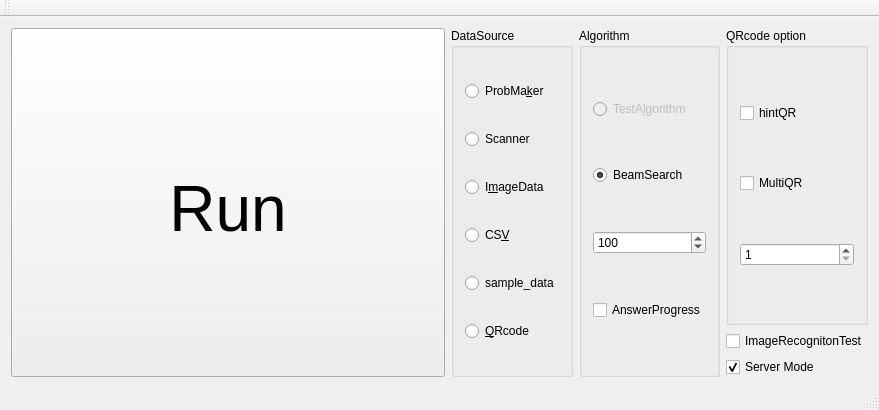
The window that Kunugida/kunugida.ui (tnct-spc/procon2017-comp) describes before a commit, drawn with Qt 5.
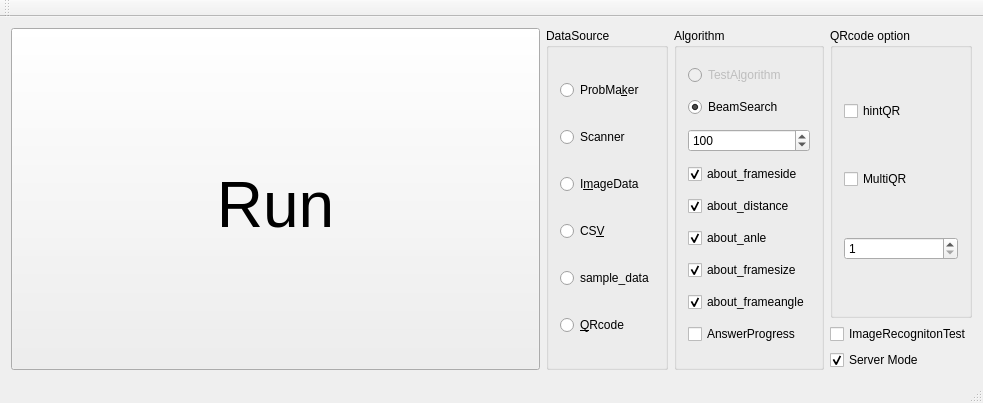
The same window after the commit.

Commit message: [add]UI追加、シバタconect宜しく

Diff of the .ui file:
```diff
--- a/Kunugida/kunugida.ui
+++ b/Kunugida/kunugida.ui
@@ -6,8 +6,8 @@
    <rect>
     <x>0</x>
     <y>0</y>
-    <width>879</width>
-    <height>410</height>
+    <width>983</width>
+    <height>403</height>
    </rect>
   </property>
   <property name="windowTitle">
@@ -92,6 +92,102 @@
         </layout>
        </widget>
       </item>
+      <item>
+       <widget class="QGroupBox" name="groupBox_2">
+        <property name="title">
+         <string>Algorithm</string>
+        </property>
+        <layout class="QVBoxLayout" name="verticalLayout_3">
+         <item>
+          <widget class="QRadioButton" name="test_algorithm_button">
+           <property name="enabled">
+            <bool>false</bool>
+           </property>
+           <property name="text">
+            <string>TestA&amp;lgorithm</string>
+           </property>
+          </widget>
+         </item>
+         <item>
+          <widget class="QRadioButton" name="beamsearch_button">
+           <property name="text">
+            <string>BeamSearch</string>
+           </property>
+           <property name="checked">
+            <bool>true</bool>
+           </property>
+          </widget>
+         </item>
+         <item>
+          <widget class="QSpinBox" name="beamwidth">
+           <property name="maximum">
+            <number>1000</number>
+           </property>
+           <property name="value">
+            <number>100</number>
+           </property>
+          </widget>
+         </item>
+         <item>
+          <widget class="QCheckBox" name="frameside">
+           <property name="text">
+            <string>about_frameside</string>
+           </property>
+           <property name="checked">
+            <bool>true</bool>
+           </property>
+          </widget>
+         </item>
+         <item>
+          <widget class="QCheckBox" name="distance">
+           <property name="text">
+            <string>about_distance</string>
+           </property>
+           <property name="checked">
+            <bool>true</bool>
+           </property>
+          </widget>
+         </item>
+         <item>
+          <widget class="QCheckBox" name="angle">
+           <property name="text">
+            <string>about_anle</string>
+           </property>
+           <property name="checked">
+            <bool>true</bool>
+           </property>
+          </widget>
+         </item>
+         <item>
+          <widget class="QCheckBox" name="framesize">
+           <property name="text">
+            <string>about_framesize</string>
+           </property>
+           <property name="checked">
+            <bool>true</bool>
+           </property>
+          </widget>
+         </item>
+         <item>
+          <widget class="QCheckBox" name="frameangle">
+           <property name="text">
+            <string>about_frameangle</string>
+           </property>
+           <property name="checked">
+            <bool>true</bool>
+           </property>
+          </widget>
+         </item>
+         <item>
+          <widget class="QCheckBox" name="answer_progress">
+           <property name="text">
+            <string>AnswerProgress</string>
+           </property>
+          </widget>
+         </item>
+        </layout>
+       </widget>
+      </item>
      </layout>
     </item>
     <item row="0" column="3">
@@ -145,52 +241,6 @@
       </item>
      </layout>
     </item>
-    <item row="0" column="2">
-     <widget class="QGroupBox" name="groupBox_2">
-      <property name="title">
-       <string>Algorithm</string>
-      </property>
-      <layout class="QVBoxLayout" name="verticalLayout_3">
-       <item>
-        <widget class="QRadioButton" name="test_algorithm_button">
-         <property name="enabled">
-          <bool>false</bool>
-         </property>
-         <property name="text">
-          <string>TestA&amp;lgorithm</string>
-         </property>
-        </widget>
-       </item>
-       <item>
-        <widget class="QRadioButton" name="beamsearch_button">
-         <property name="text">
-          <string>BeamSearch</string>
-         </property>
-         <property name="checked">
-          <bool>true</bool>
-         </property>
-        </widget>
-       </item>
-       <item>
-        <widget class="QSpinBox" name="beamwidth">
-         <property name="maximum">
-          <number>1000</number>
-         </property>
-         <property name="value">
-          <number>100</number>
-         </property>
-        </widget>
-       </item>
-       <item>
-        <widget class="QCheckBox" name="answer_progress">
-         <property name="text">
-          <string>AnswerProgress</string>
-         </property>
-        </widget>
-       </item>
-      </layout>
-     </widget>
-    </item>
    </layout>
   </widget>
   <widget class="QMenuBar" name="menuBar">
```
Left out of the diff: 4 changed lines with no effect on the pictures. The commit also changes 2 other files.
